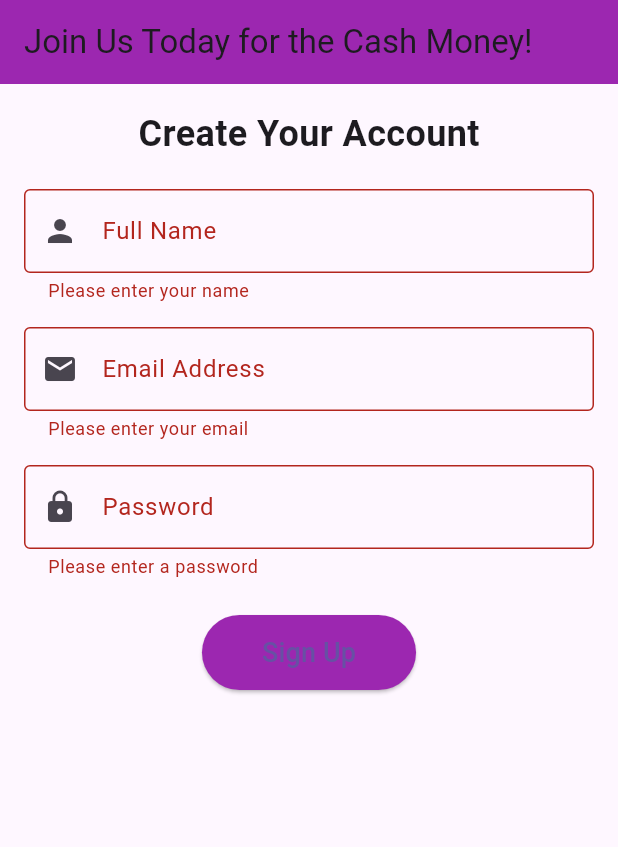
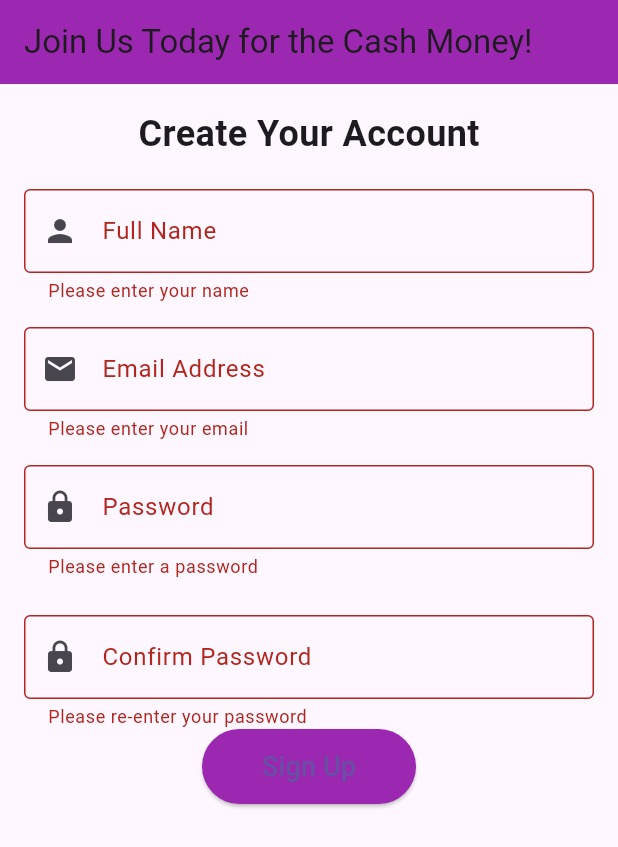
Before and after one commit to chrisnguyen18/flutter_signup_form, a Flutter app: the screen it shows after launch, after a tap on "Sign Up", on a phone screen of 412 x 824 dp. Shown: the top 847 px of the screen. Run offline on Flutter 3.47's test engine with Material 3 defaults, Android fonts, the phone set to English and light mode, and no system bars.

Commit message:
Implemented a confirm password

```diff
--- a/lib/main.dart
+++ b/lib/main.dart
@@ -28,6 +28,7 @@ class _SignupPageState extends State<SignupPage> {
   final TextEditingController _nameController = TextEditingController();
   final TextEditingController _emailController = TextEditingController();
   final TextEditingController _passwordController = TextEditingController();
+  final TextEditingController _confirmPasswordController = TextEditingController();
 
   @override
   Widget build(BuildContext context) {
@@ -107,6 +108,26 @@ class _SignupPageState extends State<SignupPage> {
               ),
               const SizedBox(height: 24),
 
+              // Confirm Password Field
+              TextFormField(
+                controller: _confirmPasswordController,
+                obscureText: true,
+                decoration: const InputDecoration(
+                  labelText: 'Confirm Password',
+                  prefixIcon: Icon(Icons.lock),
+                  border: OutlineInputBorder(),
+                ),
+                validator: (value) {
+                  if (value == null || value.isEmpty) {
+                    return 'Please re-enter your password';
+                  }
+                  if (value != _passwordController.text) {
+                    return 'Passwords do not match';
+                  }
+                  return null;
+                },
+              ),
+
               // Sign Up Button
               ElevatedButton(
                 onPressed: () {
```
